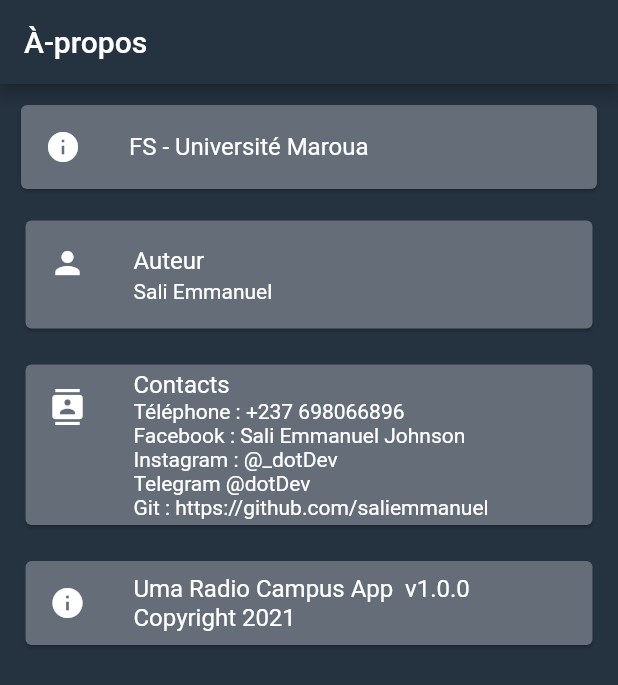
After one commit to saliemmanuel/uma_radio_campusApp, a Flutter app: the About screen opened directly, on a phone screen of 412 x 824 dp. The commit adds this screen. Shown: the top 685 px of the screen. Run offline on Flutter 3.47's test engine with Material 2 defaults, Android fonts, the phone set to English and light mode, and no system bars.

Commit message:
Radio campus UI complete

```diff
--- /dev/null
+++ b/lib/screens/about.dart
@@ -0,0 +1,101 @@
+import 'package:flutter/material.dart';
+import 'package:uma_radio_campus/utils/colorsApp.dart';
+
+class About extends StatefulWidget {
+  @override
+  _AboutState createState() => _AboutState();
+}
+
+class _AboutState extends State<About> {
+  @override
+  Widget build(BuildContext context) {
+    return Scaffold(
+      appBar: AppBar(
+        title: Text("À-propos"),
+      ),
+      body: Container(
+        color: ColorsApp.primaryColors,
+        child: Padding(
+          padding: const EdgeInsets.all(5.0),
+          child: ListView(
+            children: <Widget>[
+              Padding(
+                padding: const EdgeInsets.all(5.0),
+                child: Column(
+                  children: <Widget>[
+                    Card(
+                      color: ColorsApp.substileColors,
+                      child: ListTile(
+                        leading: Icon(
+                          Icons.info,
+                          color: ColorsApp.textColors,
+                        ),
+                        title: Text("FS - Université Maroua ",
+                            style: TextStyle(color: ColorsApp.textColors)),
+                      ),
+                    ),
+                  ],
+                ),
+              ),
+              Padding(
+                padding: const EdgeInsets.all(8.0),
+                child: Column(
+                  children: <Widget>[
+                    Card(
+                      color: ColorsApp.substileColors,
+                      child: ListTile(
+                        leading: Icon(
+                          Icons.person,
+                          color: ColorsApp.textColors,
+                        ),
+                        title: Text("Auteur",
+                            style: TextStyle(color: ColorsApp.textColors)),
+                        subtitle: Text("Sali Emmanuel",
+                            style: TextStyle(color: ColorsApp.textColors)),
+                      ),
+                    ),
+                  ],
+                ),
+              ),
+              Padding(
+                padding: const EdgeInsets.all(8.0),
+                child: Column(
+                  children: <Widget>[
+                    Card(
+                      color: ColorsApp.substileColors,
+                      child: ListTile(
+                        leading: Icon(
+                          Icons.contacts,
+                          color: ColorsApp.textColors,
+                        ),
+                        title: Text("Contacts ",
+                            style: TextStyle(color: ColorsApp.textColors)),
+                        subtitle: Text(
+                            "Téléphone : +237 698066896\nFacebook : Sali Emmanuel Johnson\nInstagram : @_dotDev\nTelegram @dotDev\nGit : https://github.com/saliemmanuel ",
+                            style: TextStyle(color: ColorsApp.textColors)),
+                      ),
+                    ),
+                  ],
+                ),
+              ),
+              Padding(
+                padding: const EdgeInsets.all(8.0),
+                child: Card(
+                  color: ColorsApp.substileColors,
+                  child: ListTile(
+                    title: Text("Uma Radio Campus App  v1.0.0 Copyright 2021 ",
+                        style: TextStyle(color: ColorsApp.textColors)),
+                    leading: Icon(
+                      Icons.info,
+                      color: ColorsApp.textColors,
+                    ),
+                  ),
+                ),
+              )
+            ],
+          ),
+        ),
+      ),
+    );
+  }
+}
--- a/lib/screens/stationViewPage.dart
+++ b/lib/screens/stationViewPage.dart
@@ -16,7 +16,7 @@ class _StationViewPageState extends State<StationViewPage> {
       appBar: AppBar(
         elevation: 0,
         title: Text(
-          LanguageFiles.titleText,
+          LanguageFiles.titleAppText,
           style: TextStyle(color: ColorsApp.substileColors),
         ),
         actions: [
@@ -28,7 +28,6 @@ class _StationViewPageState extends State<StationViewPage> {
       ),
       body: ListView(
         children: [
-
           Padding(
             padding: const EdgeInsets.all(25.0),
             child: Container(
--- a/lib/utils/languageFile.dart
+++ b/lib/utils/languageFile.dart
@@ -1,7 +1,7 @@
 class LanguageFiles {
   static String erroCasqueMessageFr ="Pour écouter la Radio, branchez un casque(utilisé comme une antenne)";
   static String erroCasqueMessageEn = " ds";
-  static String titleText = "Radio Campus";
+  static String titleAppText = "Radio Campus";
   static String salutationMessageFr = "Bonjour";
   static String salutationMessageEn = "Hello";
   static String allStationTextFr = "Toute les stations";
@@ -20,4 +20,6 @@ class LanguageFiles {
   static String addTextEn = "Add station";
   static String cancelTextFr = "Abandonner";
   static String cancelTextEn = "Cancel";
+  static String  langueTextFr = "Selectionner la Langue ";
+  static String  langueTextEn = "Select Language";
 }
--- a/lib/widgets/presisteBottomBar.dart
+++ b/lib/widgets/presisteBottomBar.dart
@@ -14,7 +14,7 @@ class PersisBottomBarWidget extends StatelessWidget {
                 Icons.skip_previous_rounded,
                 color: ColorsApp.substileColors,
               ),
-              iconSize: 55.0,
+              iconSize: 40.0,
               onPressed: () {}),
           SizedBox(width: 15.0),
           IconButton(
@@ -22,7 +22,7 @@ class PersisBottomBarWidget extends StatelessWidget {
                 Icons.play_arrow_rounded,
                 color: ColorsApp.actionColors,
               ),
-              iconSize: 60.0,
+              iconSize: 45.0,
               onPressed: () {}),
           SizedBox(width: 15.0),
           IconButton(
@@ -30,7 +30,7 @@ class PersisBottomBarWidget extends StatelessWidget {
                 Icons.skip_next_rounded,
                 color: ColorsApp.substileColors,
               ),
-              iconSize: 55.0,
+              iconSize: 40.0,
               onPressed: () {}),
         ],
       ),
```
Also changed, not shown: lib/screens/homeStationPage.dart (+71 -9 lines), lib/screens/newStationPage.dart (+9 -8 lines), lib/widgets/fmListScroolWidget.dart (+14 -8 lines).
